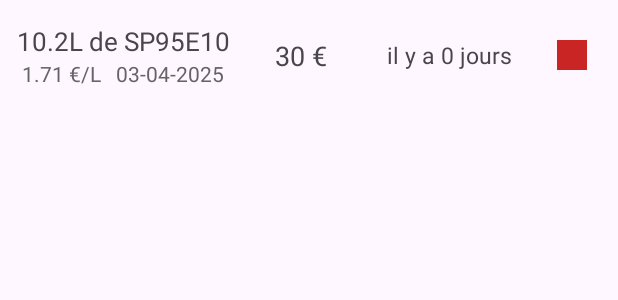
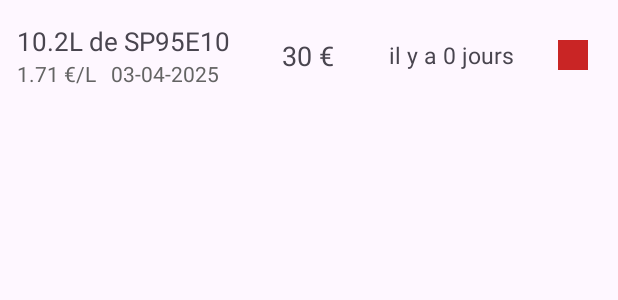
Before and after one commit to Bisouke/appli2, an Android app: the layout item_historique_plein.xml on its own in the app's theme, with its tools: preview values and no code run, on a phone screen of 412 x 824 dp. Shown: the top 300 px of the screen. Run offline under Robolectric (Android 15) with nearby library versions, the light colour scheme and no system bars.

Commit message:
developpement de l'historique des pleins

```diff
--- a/app/src/main/java/com/example/appli2/ActivityStatistique.java
+++ b/app/src/main/java/com/example/appli2/ActivityStatistique.java
@@ -84,7 +84,7 @@ public class ActivityStatistique extends AppCompatActivity {
             {
                 for (GasData tmpGasData : monthlist)
                 {
-                    sum += tmpGasData.total_price;
+                    sum += tmpGasData.getTotal_price();
                 }
             }
 
@@ -383,7 +383,7 @@ public class ActivityStatistique extends AppCompatActivity {
 
             for (GasData gasData : arg_listGasData)
             {
-                if (gasData.date.getMonthValue() == month) {
+                if (gasData.getDate().getMonthValue() == month) {
                     tempList.add(gasData);
                 }
             }
--- a/app/src/main/java/com/example/appli2/old/HistoriqueActivity.java
+++ b/app/src/main/java/com/example/appli2/old/HistoriqueActivity.java
@@ -70,7 +70,7 @@ public class HistoriqueActivity extends AppCompatActivity {
         textViewNb.setText(String.valueOf(gasdataCollec.getGasDataSize()));
         refreshHistoryList();
 
-        linearLayoutHistorique = findViewById(R.id.linearLayoutHistorique);
+        // linearLayoutHistorique = findViewById(R.id.linearLayoutHistorique);
 
 
 
--- a/app/src/main/res/layout/activity_historique2.xml
+++ b/app/src/main/res/layout/activity_historique2.xml
@@ -57,7 +57,8 @@
         <ScrollView
             android:layout_width="match_parent"
             android:layout_height="0dp"
-            android:layout_weight="1">
+            android:layout_weight="1"
+            android:scrollbarSize="8sp">
 
             <LinearLayout
                 android:id="@+id/linearLayoutHistorique"
--- a/app/src/main/res/layout/item_historique_plein.xml
+++ b/app/src/main/res/layout/item_historique_plein.xml
@@ -20,25 +20,25 @@
         app:layout_constraintTop_toTopOf="parent">
 
         <LinearLayout
-            android:layout_width="wrap_content"
+            android:layout_width="150sp"
             android:layout_height="wrap_content"
             android:layout_marginLeft="10dp"
             android:layout_marginTop="5dp"
             android:layout_marginBottom="5dp"
+            android:gravity="left"
             android:orientation="vertical">
 
             <TextView
-                android:id="@+id/textView10"
+                android:id="@+id/textViewItemHist_ligne1"
                 android:layout_width="wrap_content"
                 android:layout_height="wrap_content"
                 android:text="10.2L de SP95E10"
                 android:textSize="17sp" />
 
             <TextView
-                android:id="@+id/textView24"
+                android:id="@+id/textViewItemHist_ligne2"
                 android:layout_width="wrap_content"
                 android:layout_height="wrap_content"
-                android:layout_gravity="center_horizontal"
                 android:layout_weight="1"
                 android:text="1.71 €/L   03-04-2025"
                 android:textColor="#646464"
@@ -52,7 +52,7 @@
             android:layout_weight="1" />
 
         <TextView
-            android:id="@+id/textView23"
+            android:id="@+id/textViewItemHist_prix"
             android:layout_width="wrap_content"
             android:layout_height="wrap_content"
             android:layout_gravity="center_vertical"
@@ -67,7 +67,7 @@
             android:layout_weight="1" />
 
         <TextView
-            android:id="@+id/textView22"
+            android:id="@+id/textViewItemHist_temps"
             android:layout_width="wrap_content"
             android:layout_height="wrap_content"
             android:layout_gravity="center_vertical"
@@ -77,7 +77,7 @@
             android:textSize="15sp" />
 
         <View
-            android:id="@+id/view"
+            android:id="@+id/textViewItemHist_color"
             android:layout_width="20dp"
             android:layout_height="20dp"
             android:layout_gravity="center_vertical"
@@ -85,9 +85,8 @@
             android:background="#C92525" />
 
         <Space
-            android:layout_width="0dp"
-            android:layout_height="wrap_content"
-            android:layout_weight="1" />
+            android:layout_width="20dp"
+            android:layout_height="wrap_content" />
 
     </LinearLayout>
 
--- a/app/src/main/res/layout/item_vehicule.xml
+++ b/app/src/main/res/layout/item_vehicule.xml
@@ -28,7 +28,7 @@
             android:orientation="horizontal">
 
             <TextView
-                android:id="@+id/textView10"
+                android:id="@+id/textViewItemHist_ligne1"
                 android:layout_width="wrap_content"
                 android:layout_height="wrap_content"
                 android:text="Marque "
```
Also changed, not shown: app/src/main/java/com/example/appli2/ActivityHistorique2.java (+107 -30 lines), app/src/main/java/com/example/appli2/GasData.java (+52 -8 lines), app/src/main/java/com/example/appli2/GasDataCollection.java (+14 -9 lines).
